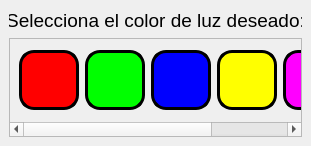
The window that GUI/CUERPO/DISENO/configLed_dise.ui (ronihdzz/IoT_domotica) describes before a commit, drawn with Qt 5.
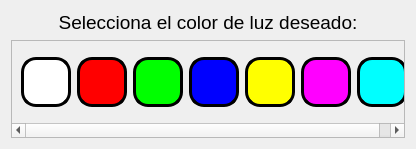
The same window after the commit.

The edit to the form file:
```diff
--- a/GUI/CUERPO/DISENO/configLed_dise.ui
+++ b/GUI/CUERPO/DISENO/configLed_dise.ui
@@ -9,8 +9,8 @@
    <rect>
     <x>0</x>
     <y>0</y>
-    <width>311</width>
-    <height>146</height>
+    <width>416</width>
+    <height>149</height>
    </rect>
   </property>
   <property name="mouseTracking">
@@ -40,15 +40,9 @@
   <property name="modal">
    <bool>true</bool>
   </property>
+  <layout class="QVBoxLayout" name="verticalLayout">
+   <item>
   <widget class="QLabel" name="label">
-   <property name="geometry">
-    <rect>
-     <x>9</x>
-     <y>9</y>
-     <width>293</width>
-     <height>23</height>
-    </rect>
-   </property>
    <property name="font">
     <font>
      <pointsize>14</pointsize>
@@ -64,15 +58,9 @@
     <set>Qt::AlignCenter</set>
    </property>
   </widget>
+   </item>
+   <item>
   <widget class="QScrollArea" name="scrollArea">
-   <property name="geometry">
-    <rect>
-     <x>9</x>
-     <y>38</y>
-     <width>293</width>
-     <height>99</height>
-    </rect>
-   </property>
    <property name="frameShape">
     <enum>QFrame::StyledPanel</enum>
    </property>
@@ -87,19 +75,37 @@
      <rect>
       <x>0</x>
       <y>0</y>
-      <width>410</width>
-      <height>80</height>
+        <width>406</width>
+        <height>83</height>
      </rect>
     </property>
     <layout class="QHBoxLayout" name="horizontalLayout_2">
      <item>
       <layout class="QHBoxLayout" name="horizontalLayout">
+         <item>
+          <widget class="QPushButton" name="btn_0">
+           <property name="minimumSize">
+            <size>
+             <width>50</width>
+             <height>50</height>
+            </size>
+           </property>
+           <property name="styleSheet">
+            <string notr="true">border :3px solid black;
+border-radius: 15px;
+background-color: rgb(255,255,255);</string>
+           </property>
+           <property name="text">
+            <string/>
+           </property>
+          </widget>
+         </item>
        <item>
         <widget class="QPushButton" name="btn_1">
          <property name="minimumSize">
           <size>
-           <width>60</width>
-           <height>60</height>
+             <width>50</width>
+             <height>50</height>
           </size>
          </property>
          <property name="styleSheet">
@@ -116,8 +122,8 @@
         <widget class="QPushButton" name="btn_2">
          <property name="minimumSize">
           <size>
-           <width>60</width>
-           <height>60</height>
+             <width>50</width>
+             <height>50</height>
           </size>
          </property>
          <property name="styleSheet">
@@ -134,8 +140,8 @@
         <widget class="QPushButton" name="btn_3">
          <property name="minimumSize">
           <size>
-           <width>60</width>
-           <height>60</height>
+             <width>50</width>
+             <height>50</height>
           </size>
          </property>
          <property name="styleSheet">
@@ -152,8 +158,8 @@
         <widget class="QPushButton" name="btn_4">
          <property name="minimumSize">
           <size>
-           <width>60</width>
-           <height>60</height>
+             <width>50</width>
+             <height>50</height>
           </size>
          </property>
          <property name="styleSheet">
@@ -170,8 +176,8 @@
         <widget class="QPushButton" name="btn_5">
          <property name="minimumSize">
           <size>
-           <width>60</width>
-           <height>60</height>
+             <width>50</width>
+             <height>50</height>
           </size>
          </property>
          <property name="styleSheet">
@@ -188,8 +194,8 @@
         <widget class="QPushButton" name="btn_6">
          <property name="minimumSize">
           <size>
-           <width>60</width>
-           <height>60</height>
+             <width>50</width>
+             <height>50</height>
           </size>
          </property>
          <property name="styleSheet">
@@ -207,6 +213,8 @@
     </layout>
    </widget>
   </widget>
+   </item>
+  </layout>
  </widget>
  <resources>
   <include location="../../IMAG.qrc"/>
```
Lines whose indentation alone changed are shown as unchanged.
